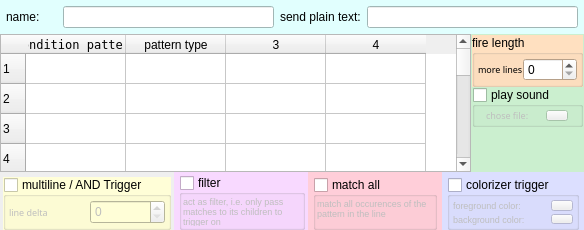
First picture: the form in src/ui/triggers_main_area.ui, repository Mudlet/Mudlet, before the edit.
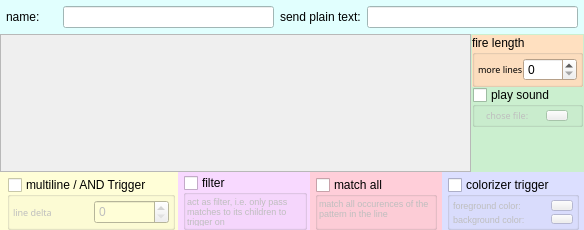
Second picture: the form after the edit.

Commit message: speed upgrade when adding or switching triggers

```diff
--- a/src/ui/triggers_main_area.ui
+++ b/src/ui/triggers_main_area.ui
@@ -11,8 +11,8 @@
    </rect>
   </property>
   <property name="sizePolicy">
-   <sizepolicy hsizetype="Expanding" vsizetype="Expanding">
-    <horstretch>0</horstretch>
+   <sizepolicy hsizetype="Expanding" vsizetype="Fixed">
+    <horstretch>1</horstretch>
     <verstretch>0</verstretch>
    </sizepolicy>
   </property>
@@ -25,7 +25,7 @@
   <property name="maximumSize">
    <size>
     <width>16777215</width>
-    <height>16777215</height>
+    <height>240</height>
    </size>
   </property>
   <property name="windowTitle">
@@ -210,74 +210,10 @@
           <verstretch>0</verstretch>
          </sizepolicy>
         </property>
-        <property name="palette">
-         <palette>
-          <active>
-           <colorrole role="Base">
-            <brush brushstyle="SolidPattern">
-             <color alpha="255">
-              <red>255</red>
-              <green>255</green>
-              <blue>255</blue>
-             </color>
-            </brush>
-           </colorrole>
-           <colorrole role="Window">
-            <brush brushstyle="SolidPattern">
-             <color alpha="255">
-              <red>203</red>
-              <green>239</green>
-              <blue>207</blue>
-             </color>
-            </brush>
-           </colorrole>
-          </active>
-          <inactive>
-           <colorrole role="Base">
-            <brush brushstyle="SolidPattern">
-             <color alpha="255">
-              <red>255</red>
-              <green>255</green>
-              <blue>255</blue>
-             </color>
-            </brush>
-           </colorrole>
-           <colorrole role="Window">
-            <brush brushstyle="SolidPattern">
-             <color alpha="255">
-              <red>203</red>
-              <green>239</green>
-              <blue>207</blue>
-             </color>
-            </brush>
-           </colorrole>
-          </inactive>
-          <disabled>
-           <colorrole role="Base">
-            <brush brushstyle="SolidPattern">
-             <color alpha="255">
-              <red>203</red>
-              <green>239</green>
-              <blue>207</blue>
-             </color>
-            </brush>
-           </colorrole>
-           <colorrole role="Window">
-            <brush brushstyle="SolidPattern">
-             <color alpha="255">
-              <red>203</red>
-              <green>239</green>
-              <blue>207</blue>
-             </color>
-            </brush>
-           </colorrole>
-          </disabled>
-         </palette>
-        </property>
         <property name="autoFillBackground">
          <bool>true</bool>
         </property>
-        <layout class="QHBoxLayout" name="horizontalLayout_4">
+        <layout class="QHBoxLayout" name="horizontalLayout_3">
          <property name="spacing">
           <number>0</number>
          </property>
@@ -285,371 +221,20 @@
           <number>0</number>
          </property>
          <item>
-          <widget class="QWidget" name="widget_9" native="true">
-           <property name="sizePolicy">
-            <sizepolicy hsizetype="Preferred" vsizetype="Expanding">
-             <horstretch>0</horstretch>
-             <verstretch>0</verstretch>
-            </sizepolicy>
+          <widget class="QScrollArea" name="scrollArea">
+           <property name="widgetResizable">
+            <bool>true</bool>
            </property>
-           <layout class="QVBoxLayout" name="verticalLayout_6">
-            <property name="spacing">
-             <number>0</number>
+           <widget class="QWidget" name="scrollAreaWidgetContents_2">
+            <property name="geometry">
+             <rect>
+              <x>0</x>
+              <y>0</y>
+              <width>484</width>
+              <height>138</height>
+             </rect>
             </property>
-            <property name="margin">
-             <number>0</number>
-            </property>
-            <item>
-             <widget class="QWidget" name="widget_7" native="true">
-              <property name="sizePolicy">
-               <sizepolicy hsizetype="Expanding" vsizetype="Expanding">
-                <horstretch>0</horstretch>
-                <verstretch>0</verstretch>
-               </sizepolicy>
-              </property>
-              <property name="palette">
-               <palette>
-                <active>
-                 <colorrole role="Base">
-                  <brush brushstyle="SolidPattern">
-                   <color alpha="255">
-                    <red>255</red>
-                    <green>255</green>
-                    <blue>255</blue>
-                   </color>
-                  </brush>
-                 </colorrole>
-                 <colorrole role="Window">
-                  <brush brushstyle="SolidPattern">
-                   <color alpha="255">
-                    <red>239</red>
-                    <green>239</green>
-                    <blue>239</blue>
-                   </color>
-                  </brush>
-                 </colorrole>
-                </active>
-                <inactive>
-                 <colorrole role="Base">
-                  <brush brushstyle="SolidPattern">
-                   <color alpha="255">
-                    <red>255</red>
-                    <green>255</green>
-                    <blue>255</blue>
-                   </color>
-                  </brush>
-                 </colorrole>
-                 <colorrole role="Window">
-                  <brush brushstyle="SolidPattern">
-                   <color alpha="255">
-                    <red>239</red>
-                    <green>239</green>
-                    <blue>239</blue>
-                   </color>
-                  </brush>
-                 </colorrole>
-                </inactive>
-                <disabled>
-                 <colorrole role="Base">
-                  <brush brushstyle="SolidPattern">
-                   <color alpha="255">
-                    <red>239</red>
-                    <green>239</green>
-                    <blue>239</blue>
-                   </color>
-                  </brush>
-                 </colorrole>
-                 <colorrole role="Window">
-                  <brush brushstyle="SolidPattern">
-                   <color alpha="255">
-                    <red>239</red>
-                    <green>239</green>
-                    <blue>239</blue>
-                   </color>
-                  </brush>
-                 </colorrole>
-                </disabled>
-               </palette>
-              </property>
-              <property name="autoFillBackground">
-               <bool>true</bool>
-              </property>
-              <layout class="QHBoxLayout" name="horizontalLayout_3">
-               <property name="spacing">
-                <number>0</number>
-               </property>
-               <property name="margin">
-                <number>0</number>
-               </property>
-               <item>
-                <widget class="QTableWidget" name="listWidget_regex_list">
-                 <property name="toolTip">
-                  <string>multi condition pattern list</string>
-                 </property>
-                 <property name="selectionMode">
-                  <enum>QAbstractItemView::SingleSelection</enum>
-                 </property>
-                 <property name="selectionBehavior">
-                  <enum>QAbstractItemView::SelectItems</enum>
-                 </property>
-                 <property name="rowCount">
-                  <number>150</number>
-                 </property>
-                 <property name="columnCount">
-                  <number>4</number>
-                 </property>
-                 <row/>
-                 <row/>
-                 <row/>
-                 <row/>
-                 <row/>
-                 <row/>
-                 <row/>
-                 <row/>
-                 <row/>
-                 <row/>
-                 <row/>
-                 <row/>
-                 <row/>
-                 <row/>
-                 <row/>
-                 <row/>
-                 <row/>
-                 <row/>
-                 <row/>
-                 <row/>
-                 <row/>
-                 <row/>
-                 <row/>
-                 <row/>
-                 <row/>
-                 <row/>
-                 <row/>
-                 <row/>
-                 <row/>
-                 <row/>
-                 <row/>
-                 <row/>
-                 <row/>
-                 <row/>
-                 <row/>
-                 <row/>
-                 <row/>
-                 <row/>
-                 <row/>
-                 <row/>
-                 <row/>
-                 <row/>
-                 <row/>
-                 <row/>
-                 <row/>
-                 <row/>
-                 <row/>
-                 <row/>
-                 <row/>
-                 <row/>
-                 <row/>
-                 <row/>
-                 <row/>
-                 <row/>
-                 <row/>
-                 <row/>
-                 <row/>
-                 <row/>
-                 <row/>
-                 <row/>
-                 <row/>
-                 <row/>
-                 <row/>
-                 <row/>
-                 <row/>
-                 <row/>
-                 <row/>
-                 <row/>
-                 <row/>
-                 <row/>
-                 <row/>
-                 <row/>
-                 <row/>
-                 <row/>
-                 <row/>
-                 <row/>
-                 <row/>
-                 <row/>
-                 <row/>
-                 <row/>
-                 <row/>
-                 <row/>
-                 <row/>
-                 <row/>
-                 <row/>
-                 <row/>
-                 <row/>
-                 <row/>
-                 <row/>
-                 <row/>
-                 <row/>
-                 <row/>
-                 <row/>
-                 <row/>
-                 <row/>
-                 <row/>
-                 <row/>
-                 <row/>
-                 <row/>
-                 <row/>
-                 <row/>
-                 <row/>
-                 <row/>
-                 <row/>
-                 <row/>
-                 <row/>
-                 <row/>
-                 <row/>
-                 <row/>
-                 <row/>
-                 <row/>
-                 <row/>
-                 <row/>
-                 <row/>
-                 <row/>
-                 <row/>
-                 <row/>
-                 <row/>
-                 <row/>
-                 <row/>
-                 <row/>
-                 <row/>
-                 <row/>
-                 <row/>
-                 <row/>
-                 <row/>
-                 <row/>
-                 <row/>
-                 <row/>
-                 <row/>
-                 <row/>
-                 <row/>
-                 <row/>
-                 <row/>
-                 <row/>
-                 <row/>
-                 <row/>
-                 <row/>
-                 <row/>
-                 <row/>
-                 <row/>
-                 <row/>
-                 <row/>
-                 <row/>
-                 <row/>
-                 <row/>
-                 <row/>
-                 <row/>
-                 <row/>
-                 <row/>
-                 <column>
-                  <property name="text">
-                   <string>condition pattern</string>
-                  </property>
-                  <property name="font">
-                   <font>
-                    <family>Bitstream Vera Sans Mono</family>
-                   </font>
-                  </property>
-                 </column>
-                 <column>
-                  <property name="text">
-                   <string>pattern type</string>
-                  </property>
-                 </column>
-                 <column/>
-                 <column/>
-                </widget>
-               </item>
-               <item>
-                <widget class="QWidget" name="widget_8" native="true">
-                 <property name="sizePolicy">
-                  <sizepolicy hsizetype="Fixed" vsizetype="Expanding">
-                   <horstretch>0</horstretch>
-                   <verstretch>0</verstretch>
-                  </sizepolicy>
-                 </property>
-                 <property name="palette">
-                  <palette>
-                   <active>
-                    <colorrole role="Base">
-                     <brush brushstyle="SolidPattern">
-                      <color alpha="255">
-                       <red>255</red>
-                       <green>255</green>
-                       <blue>255</blue>
-                      </color>
-                     </brush>
-                    </colorrole>
-                    <colorrole role="Window">
-                     <brush brushstyle="SolidPattern">
-                      <color alpha="255">
-                       <red>255</red>
-                       <green>255</green>
-                       <blue>255</blue>
-                      </color>
-                     </brush>
-                    </colorrole>
-                   </active>
-                   <inactive>
-                    <colorrole role="Base">
-                     <brush brushstyle="SolidPattern">
-                      <color alpha="255">
-                       <red>255</red>
-                       <green>255</green>
-                       <blue>255</blue>
-                      </color>
-                     </brush>
-                    </colorrole>
-                    <colorrole role="Window">
-                     <brush brushstyle="SolidPattern">
-                      <color alpha="255">
-                       <red>255</red>
-                       <green>255</green>
-                       <blue>255</blue>
-                      </color>
-                     </brush>
-                    </colorrole>
-                   </inactive>
-                   <disabled>
-                    <colorrole role="Base">
-                     <brush brushstyle="SolidPattern">
-                      <color alpha="255">
-                       <red>255</red>
-                       <green>255</green>
-                       <blue>255</blue>
-                      </color>
-                     </brush>
-                    </colorrole>
-                    <colorrole role="Window">
-                     <brush brushstyle="SolidPattern">
-                      <color alpha="255">
-                       <red>255</red>
-                       <green>255</green>
-                       <blue>255</blue>
-                      </color>
-                     </brush>
-                    </colorrole>
-                   </disabled>
-                  </palette>
-                 </property>
-                 <layout class="QVBoxLayout" name="verticalLayout_7">
-                  <property name="margin">
-                   <number>0</number>
-                  </property>
-                 </layout>
-                </widget>
-               </item>
-              </layout>
-             </widget>
-            </item>
-           </layout>
+           </widget>
           </widget>
          </item>
          <item>
@@ -1106,12 +691,76 @@
       </property>
       <item>
        <widget class="QWidget" name="widget_13" native="true">
+        <property name="palette">
+         <palette>
+          <active>
+           <colorrole role="Base">
+            <brush brushstyle="SolidPattern">
+             <color alpha="255">
+              <red>255</red>
+              <green>255</green>
+              <blue>255</blue>
+             </color>
+            </brush>
+           </colorrole>
+           <colorrole role="Window">
+            <brush brushstyle="SolidPattern">
+             <color alpha="255">
+              <red>255</red>
+              <green>254</green>
+              <blue>215</blue>
+             </color>
+            </brush>
+           </colorrole>
+          </active>
+          <inactive>
+           <colorrole role="Base">
+            <brush brushstyle="SolidPattern">
+             <color alpha="255">
+              <red>255</red>
+              <green>255</green>
+              <blue>255</blue>
+             </color>
+            </brush>
+           </colorrole>
+           <colorrole role="Window">
+            <brush brushstyle="SolidPattern">
+             <color alpha="255">
+              <red>255</red>
+              <green>254</green>
+              <blue>215</blue>
+             </color>
+            </brush>
+           </colorrole>
+          </inactive>
+          <disabled>
+           <colorrole role="Base">
+            <brush brushstyle="SolidPattern">
+             <color alpha="255">
+              <red>255</red>
+              <green>254</green>
+              <blue>215</blue>
+             </color>
+            </brush>
+           </colorrole>
+           <colorrole role="Window">
+            <brush brushstyle="SolidPattern">
+             <color alpha="255">
+              <red>255</red>
+              <green>254</green>
+              <blue>215</blue>
+             </color>
+            </brush>
+           </colorrole>
+          </disabled>
+         </palette>
+        </property>
         <property name="autoFillBackground">
          <bool>true</bool>
         </property>
         <layout class="QGridLayout" name="gridLayout_5">
          <property name="leftMargin">
-          <number>3</number>
+          <number>7</number>
          </property>
          <property name="topMargin">
           <number>5</number>
```
Left out of the diff: 2 changed lines with no effect on the pictures. The commit also changes 4 other files.
